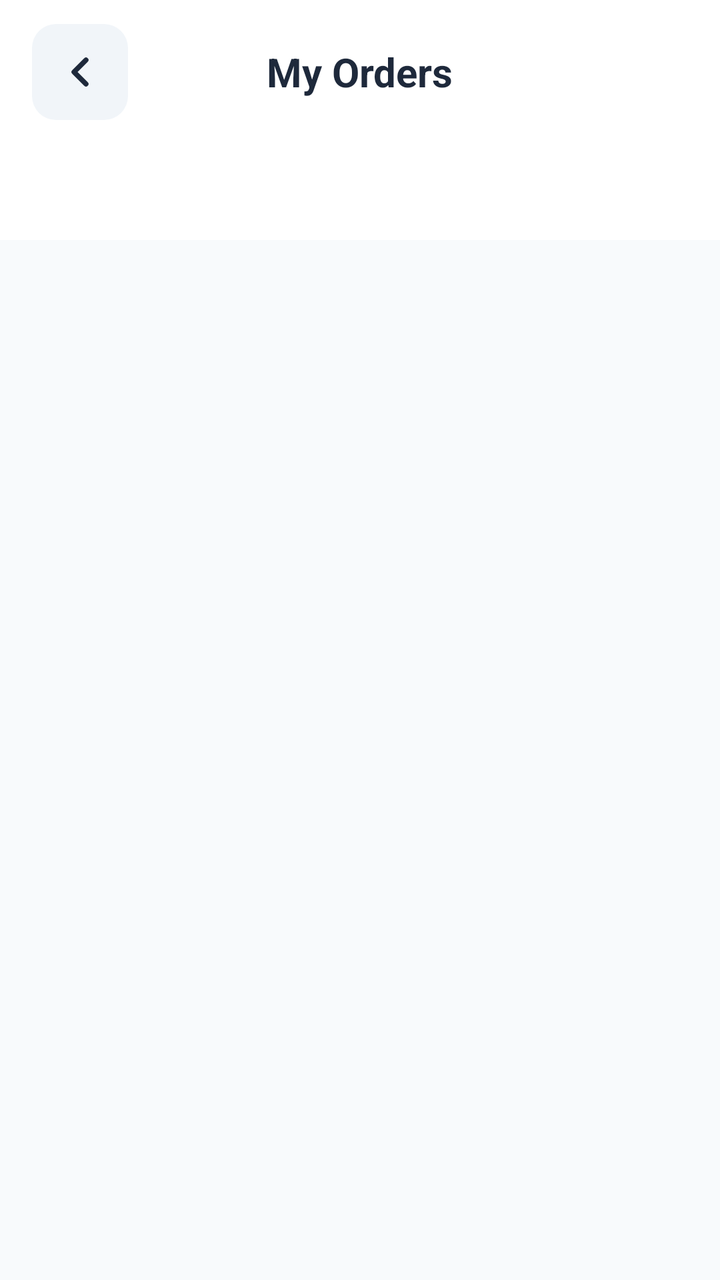
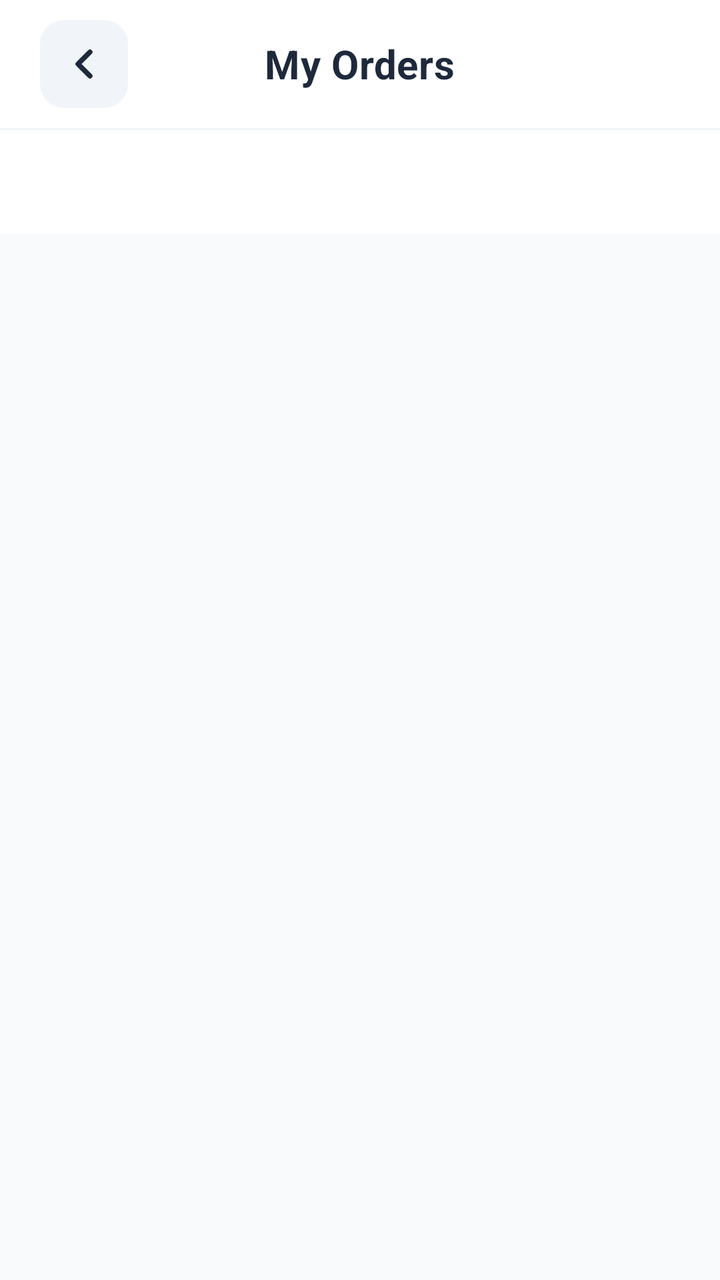

The first picture is an Android layout as it rendered before a commit; the second is the same layout after the commit. The layout source and the unified diff follow.
<!-- AndroidManifest.xml: application theme Theme.BeckieDealApp -->
<!-- res/layout/activity_my_orders.xml -->
﻿<?xml version="1.0" encoding="utf-8"?>
<androidx.constraintlayout.widget.ConstraintLayout xmlns:android="http://schemas.android.com/apk/res/android"
    xmlns:app="http://schemas.android.com/apk/res-auto"
    xmlns:tools="http://schemas.android.com/tools"
    android:layout_width="match_parent"
    android:layout_height="match_parent"
    android:background="@color/background"
    android:fitsSystemWindows="true"
    tools:context=".MyOrdersActivity">

    
    <com.google.android.material.appbar.AppBarLayout
        android:id="@+id/appBarLayout"
        android:layout_width="match_parent"
        android:layout_height="wrap_content"
        android:background="@color/surface"
        app:elevation="0dp"
        app:layout_constraintTop_toTopOf="parent">

        <com.google.android.material.appbar.MaterialToolbar
            android:id="@+id/topAppBar"
            android:layout_width="match_parent"
            android:layout_height="72dp"
            app:contentInsetStart="0dp">

            <RelativeLayout
                android:layout_width="match_parent"
                android:layout_height="match_parent"
                android:paddingHorizontal="16dp">

                <ImageView
                    android:id="@+id/backButton"
                    android:layout_width="48dp"
                    android:layout_height="48dp"
                    android:layout_alignParentStart="true"
                    android:layout_centerVertical="true"
                    android:background="@drawable/form_field_background"
                    android:padding="12dp"
                    android:src="@drawable/ic_arrow_left"
                    android:contentDescription="Back"
                    app:tint="@color/text_primary" />

                <TextView
                    android:layout_width="wrap_content"
                    android:layout_height="wrap_content"
                    android:layout_centerInParent="true"
                    android:text="My Orders"
                    android:textColor="@color/text_primary"
                    android:textSize="@dimen/text_size_title"
                    android:textStyle="bold" />

            </RelativeLayout>

        </com.google.android.material.appbar.MaterialToolbar>

        
        <com.google.android.material.tabs.TabLayout
            android:id="@+id/orderTabLayout"
            android:layout_width="match_parent"
            android:layout_height="48dp"
            android:background="@color/surface"
            app:tabIndicator="@drawable/tab_indicator"
            app:tabIndicatorColor="@color/primary"
            app:tabIndicatorFullWidth="false"
            app:tabSelectedTextColor="@color/primary"
            app:tabTextColor="@color/text_muted"
            app:tabTextAppearance="@style/Tab.OrderText"
            app:tabRippleColor="@color/nav_indicator_fill"
            app:tabGravity="fill"
            app:tabMode="fixed" />

    </com.google.android.material.appbar.AppBarLayout>

    
    <androidx.core.widget.NestedScrollView
        android:layout_width="match_parent"
        android:layout_height="0dp"
        android:fillViewport="true"
        app:layout_constraintTop_toBottomOf="@id/appBarLayout"
        app:layout_constraintBottom_toBottomOf="parent">

        <FrameLayout
            android:layout_width="match_parent"
            android:layout_height="wrap_content">

            
            <LinearLayout
                android:id="@+id/emptyState"
                android:layout_width="match_parent"
                android:layout_height="match_parent"
                android:gravity="center"
                android:orientation="vertical"
                android:padding="40dp"
                android:visibility="gone">

                <ImageView
                    android:layout_width="100dp"
                    android:layout_height="100dp"
                    android:src="@drawable/ic_package"
                    app:tint="@color/badge_bg" />

                <TextView
                    android:id="@+id/emptyTitle"
                    android:layout_width="wrap_content"
                    android:layout_height="wrap_content"
                    android:layout_marginTop="24dp"
                    android:text="No orders yet"
                    android:textColor="@color/text_primary"
                    android:textSize="@dimen/text_size_title"
                    android:textStyle="bold" />

                <TextView
                    android:id="@+id/emptySubtitle"
                    android:layout_width="wrap_content"
                    android:layout_height="wrap_content"
                    android:layout_marginTop="8dp"
                    android:gravity="center"
                    android:text="When you place an order, it will appear here."
                    android:textColor="@color/text_muted"
                    android:textSize="@dimen/text_size_body" />

                <Button
                    android:id="@+id/startShoppingButton"
                    android:layout_width="wrap_content"
                    android:layout_height="wrap_content"
                    android:layout_marginTop="24dp"
                    android:text="Start Shopping"
                    android:textAllCaps="false"
                    android:backgroundTint="@color/primary" />

            </LinearLayout>

            
            <LinearLayout
                android:id="@+id/ordersList"
                android:layout_width="match_parent"
                android:layout_height="wrap_content"
                android:orientation="vertical"
                android:padding="16dp" />

        </FrameLayout>

    </androidx.core.widget.NestedScrollView>

</androidx.constraintlayout.widget.ConstraintLayout>
<!-- resources referenced by this layout -->
<resources>
  <color name="background">#F8FAFC</color>
  <color name="badge_bg">#FFF7ED</color>
  <color name="nav_indicator_fill">#FFF1EB</color>
  <color name="primary">#F97316</color>
  <color name="surface">#FFFFFF</color>
  <color name="text_muted">#94A3B8</color>
  <color name="text_primary">#1E293B</color>
  <dimen name="text_size_body">13sp</dimen>
  <dimen name="text_size_title">18sp</dimen>
  <!-- drawable form_field_background (drawable) -->
  <?xml version="1.0" encoding="utf-8"?>
  <shape xmlns:android="http://schemas.android.com/apk/res/android">
      <solid android:color="@color/input_background" />
      <corners android:radius="12dp" />
  </shape>
  <!-- drawable ic_arrow_left (drawable) -->
  <?xml version="1.0" encoding="utf-8"?>
  <vector xmlns:android="http://schemas.android.com/apk/res/android"
      android:width="24dp"
      android:height="24dp"
      android:viewportWidth="24"
      android:viewportHeight="24">
      <path
          android:fillColor="@android:color/transparent"
          android:pathData="M15,18L9,12L15,6"
          android:strokeColor="#FFFFFF"
          android:strokeWidth="2.5"
          android:strokeLineCap="round"
          android:strokeLineJoin="round" />
  </vector>
  <!-- drawable tab_indicator (drawable) -->
  <?xml version="1.0" encoding="utf-8"?>
  <shape xmlns:android="http://schemas.android.com/apk/res/android"
      android:shape="rectangle">
      <solid android:color="@color/primary" />
      <corners android:radius="2dp" />
      <size android:height="3dp" />
  </shape>
  <style name="Tab.OrderText" parent="TextAppearance.Material3.TitleSmall">
          <item name="android:textSize">@dimen/text_size_body</item>
          <item name="android:textStyle">bold</item>
          <item name="textAllCaps">false</item>
      </style>
  <style name="Theme.BeckieDealApp" parent="Base.Theme.BeckieDealApp">
          <item name="buttonStyle">@style/Widget.App.Button</item>
          <item name="materialButtonStyle">@style/Widget.App.Button</item>
      </style>
  <color name="input_background">#F1F5F9</color>
  <style name="Widget.App.Button" parent="Widget.Material3.Button">
          <item name="shapeAppearance">@style/ShapeAppearance.App.Button.Pill</item>
      </style>
  <color name="on_primary">#FFFFFF</color>
  <color name="primary_container">#F97316</color>
  <color name="on_primary_container">#582200</color>
  <color name="on_surface">#251913</color>
  <style name="Widget.App.BottomNavigationView" parent="Widget.Material3.BottomNavigationView">
          <item name="itemIconSize">22dp</item>
          <item name="itemIconTint">@color/bottom_nav_color</item>
          <item name="itemTextColor">@color/bottom_nav_color</item>
          
          <item name="android:background">@null</item>
          <item name="backgroundTint">@null</item>
          <item name="labelVisibilityMode">selected</item>
          <item name="itemActiveIndicatorStyle">@style/Widget.App.BottomNav.ActiveIndicator</item>
          <item name="itemPaddingTop">4dp</item>
          <item name="itemPaddingBottom">4dp</item>
      </style>
  <style name="ShapeAppearance.App.Button.Pill" parent="">
          <item name="cornerFamily">rounded</item>
          <item name="cornerSize">50%</item>
      </style>
  <style name="Widget.App.BottomNav.ActiveIndicator" parent="Widget.Material3.BottomNavigationView.ActiveIndicator">
          <item name="android:color">@color/nav_indicator_fill</item>
          <item name="android:width">80dp</item>
          <item name="android:height">36dp</item>
          <item name="shapeAppearance">@style/ShapeAppearance.App.BottomNav.ActiveIndicator</item>
      </style>
  <style name="ShapeAppearance.App.BottomNav.ActiveIndicator" parent="">
          <item name="cornerFamily">rounded</item>
          <item name="cornerSize">50%</item>
      </style>
  <!-- unchanged entries left out for length: 2 -->
</resources>

<!-- the commit's change to res/layout/activity_my_orders.xml (unified diff, before → after) -->
@@ -20,48 +20,67 @@
         <com.google.android.material.appbar.MaterialToolbar
             android:id="@+id/topAppBar"
             android:layout_width="match_parent"
-            android:layout_height="72dp"
+            android:layout_height="64dp"
             app:contentInsetStart="0dp">
 
             <RelativeLayout
                 android:layout_width="match_parent"
                 android:layout_height="match_parent"
-                android:paddingHorizontal="16dp">
+                android:paddingHorizontal="20dp"
+                android:paddingVertical="8dp">
 
                 <ImageView
                     android:id="@+id/backButton"
-                    android:layout_width="48dp"
-                    android:layout_height="48dp"
+                    android:layout_width="44dp"
+                    android:layout_height="44dp"
                     android:layout_alignParentStart="true"
                     android:layout_centerVertical="true"
                     android:background="@drawable/form_field_background"
-                    android:padding="12dp"
+                    android:padding="10dp"
                     android:src="@drawable/ic_arrow_left"
                     android:contentDescription="Back"
                     app:tint="@color/text_primary" />
 
-                <TextView
+                <LinearLayout
                     android:layout_width="wrap_content"
                     android:layout_height="wrap_content"
                     android:layout_centerInParent="true"
-                    android:text="My Orders"
-                    android:textColor="@color/text_primary"
-                    android:textSize="@dimen/text_size_title"
-                    android:textStyle="bold" />
+                    android:orientation="vertical"
+                    android:gravity="center">
+
+                    <TextView
+                        android:layout_width="wrap_content"
+                        android:layout_height="wrap_content"
+                        android:text="My Orders"
+                        android:textColor="@color/text_primary"
+                        android:textSize="@dimen/text_size_title"
+                        android:textStyle="bold"
+                        android:letterSpacing="0.01" />
+
+                </LinearLayout>
 
             </RelativeLayout>
 
         </com.google.android.material.appbar.MaterialToolbar>
 
         
+        <View
+            android:layout_width="match_parent"
+            android:layout_height="1dp"
+            android:background="@color/border_color"
+            android:alpha="0.5" />
+
+        
         <com.google.android.material.tabs.TabLayout
             android:id="@+id/orderTabLayout"
             android:layout_width="match_parent"
-            android:layout_height="48dp"
-            android:background="@color/surface"
-            app:tabIndicator="@drawable/tab_indicator"
+            android:layout_height="52dp"
+            android:layout_marginHorizontal="16dp"
+            android:background="@android:color/transparent"
+            app:tabIndicator="@drawable/order_tab_indicator"
             app:tabIndicatorColor="@color/primary"
             app:tabIndicatorFullWidth="false"
+            app:tabIndicatorHeight="3dp"
             app:tabSelectedTextColor="@color/primary"
             app:tabTextColor="@color/text_muted"
             app:tabTextAppearance="@style/Tab.OrderText"
@@ -90,43 +109,65 @@
                 android:layout_height="match_parent"
                 android:gravity="center"
                 android:orientation="vertical"
-                android:padding="40dp"
+                android:padding="48dp"
                 android:visibility="gone">
 
-                <ImageView
-                    android:layout_width="100dp"
-                    android:layout_height="100dp"
-                    android:src="@drawable/ic_package"
-                    app:tint="@color/badge_bg" />
+                
+                <com.google.android.material.card.MaterialCardView
+                    android:layout_width="120dp"
+                    android:layout_height="120dp"
+                    app:cardCornerRadius="60dp"
+                    app:cardElevation="0dp"
+                    app:cardBackgroundColor="@color/nav_indicator_fill"
+                    app:strokeWidth="0dp">
+
+                    <ImageView
+                        android:layout_width="64dp"
+                        android:layout_height="64dp"
+                        android:layout_gravity="center"
+                        android:src="@drawable/ic_package"
+                        app:tint="@color/primary"
+                        android:alpha="0.8" />
+
+                </com.google.android.material.card.MaterialCardView>
 
                 <TextView
                     android:id="@+id/emptyTitle"
                     android:layout_width="wrap_content"
                     android:layout_height="wrap_content"
-                    android:layout_marginTop="24dp"
+                    android:layout_marginTop="28dp"
                     android:text="No orders yet"
                     android:textColor="@color/text_primary"
-                    android:textSize="@dimen/text_size_title"
-                    android:textStyle="bold" />
+                    android:textSize="22sp"
+                    android:textStyle="bold"
+                    android:letterSpacing="0.01" />
 
                 <TextView
                     android:id="@+id/emptySubtitle"
                     android:layout_width="wrap_content"
                     android:layout_height="wrap_content"
-                    android:layout_marginTop="8dp"
+                    android:layout_marginTop="10dp"
+                    android:layout_marginHorizontal="20dp"
                     android:gravity="center"
                     android:text="When you place an order, it will appear here."
-                    android:textColor="@color/text_muted"
-                    android:textSize="@dimen/text_size_body" />
+                    android:textColor="@color/text_secondary"
+                    android:textSize="@dimen/text_size_body"
+                    android:lineSpacingExtra="4dp" />
 
-                <Button
+                <com.google.android.material.button.MaterialButton
                     android:id="@+id/startShoppingButton"
                     android:layout_width="wrap_content"
-                    android:layout_height="wrap_content"
-                    android:layout_marginTop="24dp"
+                    android:layout_height="56dp"
+                    android:layout_marginTop="32dp"
                     android:text="Start Shopping"
                     android:textAllCaps="false"
-                    android:backgroundTint="@color/primary" />
+                    android:textSize="16sp"
+                    android:textStyle="bold"
+                    android:paddingHorizontal="32dp"
+                    android:backgroundTint="@color/primary"
+                    app:cornerRadius="28dp"
+                    app:elevation="0dp"
+                    style="@style/Widget.Material3.Button" />
 
             </LinearLayout>
 
@@ -136,7 +177,8 @@
                 android:layout_width="match_parent"
                 android:layout_height="wrap_content"
                 android:orientation="vertical"
-                android:padding="16dp" />
+                android:padding="20dp"
+                android:clipToPadding="false" />
 
         </FrameLayout>
 
<!-- resource entries referenced after the edit -->
@@ -1,12 +1,13 @@
 <!-- resources referenced by this layout -->
 <resources>
   <color name="background">#F8FAFC</color>
-  <color name="badge_bg">#FFF7ED</color>
+  <color name="border_color">#E2E8F0</color>
   <color name="nav_indicator_fill">#FFF1EB</color>
   <color name="primary">#F97316</color>
   <color name="surface">#FFFFFF</color>
   <color name="text_muted">#94A3B8</color>
   <color name="text_primary">#1E293B</color>
+  <color name="text_secondary">#64748B</color>
   <dimen name="text_size_body">13sp</dimen>
   <dimen name="text_size_title">18sp</dimen>
   <!-- drawable form_field_background (drawable) -->
@@ -30,18 +31,19 @@
           android:strokeLineCap="round"
           android:strokeLineJoin="round" />
   </vector>
-  <!-- drawable tab_indicator (drawable) -->
+  <!-- drawable order_tab_indicator (drawable) -->
   <?xml version="1.0" encoding="utf-8"?>
   <shape xmlns:android="http://schemas.android.com/apk/res/android"
       android:shape="rectangle">
+      <size android:height="3dp" />
+      <corners android:radius="2dp" />
       <solid android:color="@color/primary" />
-      <corners android:radius="2dp" />
-      <size android:height="3dp" />
   </shape>
   <style name="Tab.OrderText" parent="TextAppearance.Material3.TitleSmall">
-          <item name="android:textSize">@dimen/text_size_body</item>
+          <item name="android:textSize">15sp</item>
           <item name="android:textStyle">bold</item>
           <item name="textAllCaps">false</item>
+          <item name="android:letterSpacing">0.02</item>
       </style>
   <style name="Theme.BeckieDealApp" parent="Base.Theme.BeckieDealApp">
           <item name="buttonStyle">@style/Widget.App.Button</item>
